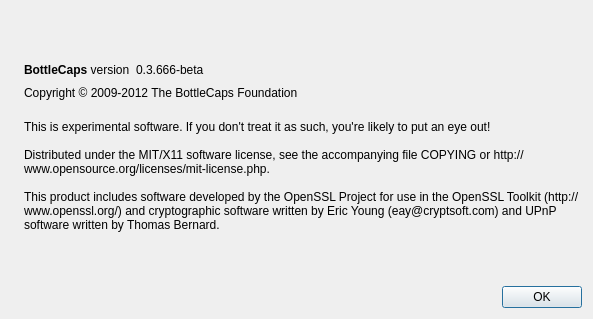
Crypto-Expert/HoboNickels, file src/qt/forms/aboutdialog.ui: the form before one commit.
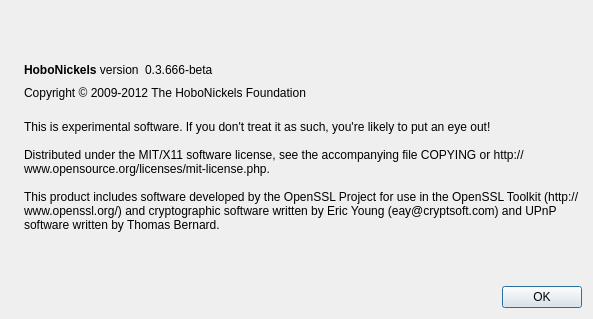
The form after the commit. Icons and pictures are not drawn.

```diff
--- a/src/qt/forms/aboutdialog.ui
+++ b/src/qt/forms/aboutdialog.ui
@@ -50,7 +50,7 @@
           <cursorShape>IBeamCursor</cursorShape>
          </property>
          <property name="text">
-          <string>&lt;b&gt;BottleCaps&lt;/b&gt; version</string>
+          <string>&lt;b&gt;HoboNickels&lt;/b&gt; version</string>
          </property>
          <property name="textInteractionFlags">
           <set>Qt::LinksAccessibleByMouse|Qt::TextSelectableByKeyboard|Qt::TextSelectableByMouse</set>
@@ -91,7 +91,7 @@
         <cursorShape>IBeamCursor</cursorShape>
        </property>
        <property name="text">
-        <string>Copyright © 2009-2012 The BottleCaps Foundation</string>
+        <string>Copyright © 2009-2012 The HoboNickels Foundation</string>
        </property>
        <property name="textInteractionFlags">
         <set>Qt::LinksAccessibleByMouse|Qt::TextSelectableByKeyboard|Qt::TextSelectableByMouse</set>
```
Left out of the diff: 2 changed lines with no effect on the pictures.
